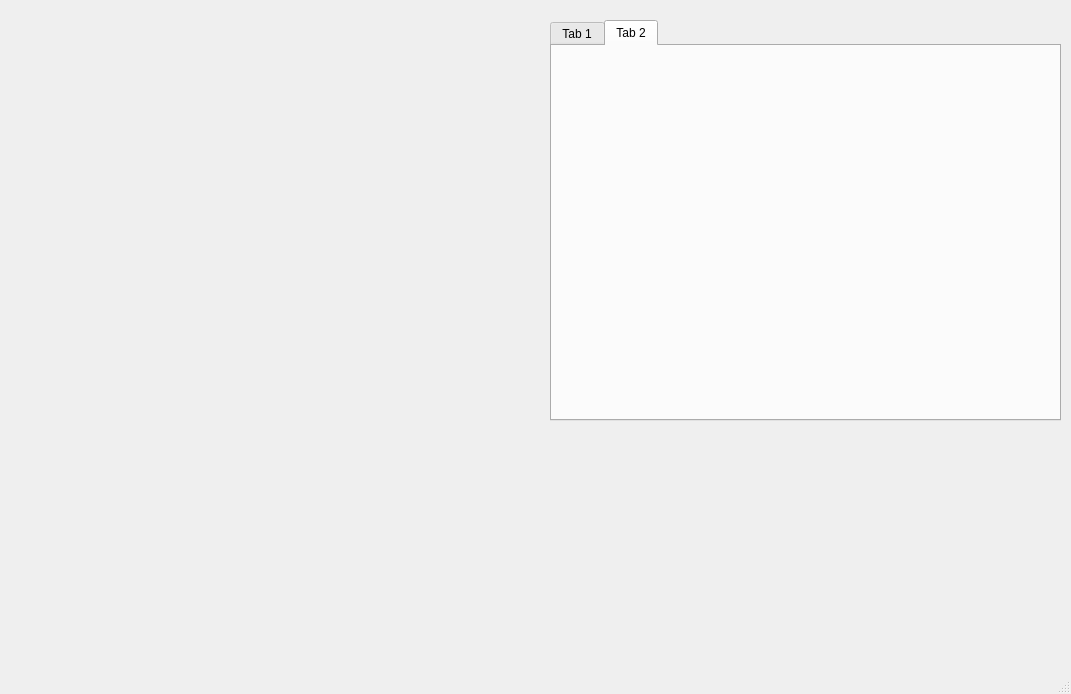
First picture: the form in HOST/mainwindow.ui, repository yt8956gh/IFS, before the edit.
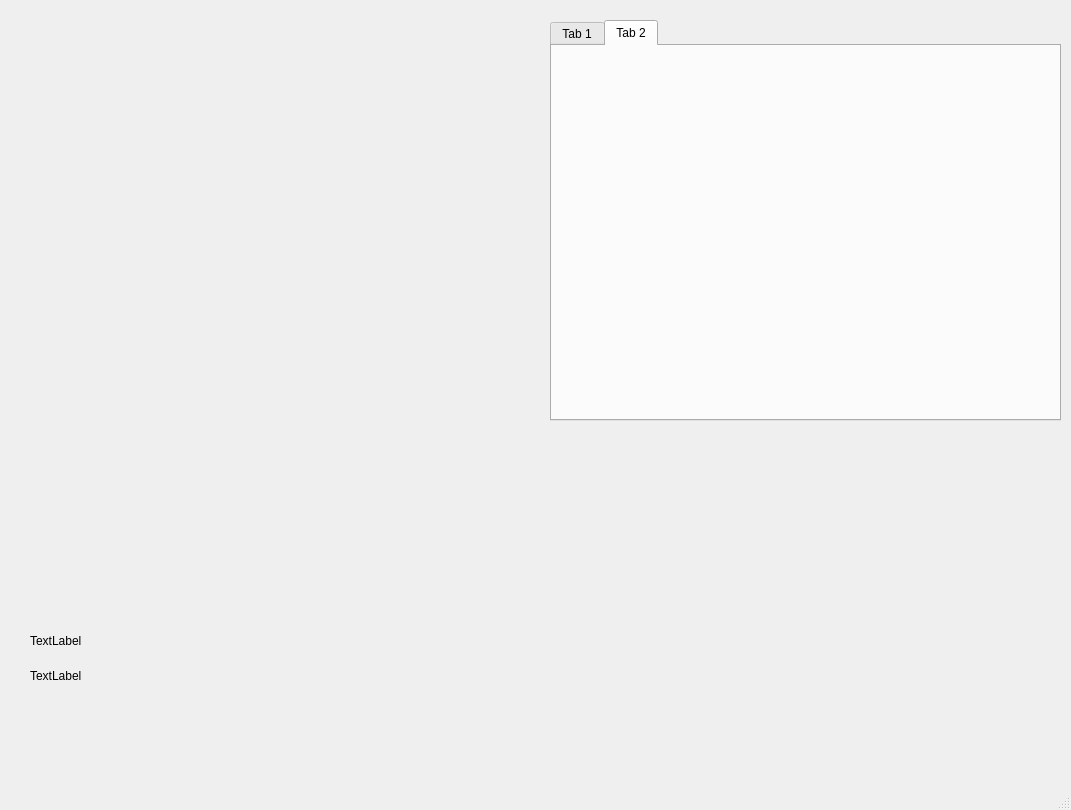
Second picture: the form after the edit.

Commit message: 調整折線圖axis label

```diff
--- a/HOST/mainwindow.ui
+++ b/HOST/mainwindow.ui
@@ -7,7 +7,7 @@
     <x>0</x>
     <y>0</y>
     <width>1071</width>
-    <height>694</height>
+    <height>810</height>
    </rect>
   </property>
   <property name="windowTitle">
@@ -43,11 +43,37 @@
       <x>20</x>
       <y>30</y>
       <width>511</width>
-      <height>391</height>
+      <height>571</height>
      </rect>
     </property>
     <layout class="QVBoxLayout" name="verticalLayout"/>
    </widget>
+   <widget class="QLabel" name="TimeLable_2">
+    <property name="geometry">
+     <rect>
+      <x>30</x>
+      <y>630</y>
+      <width>509</width>
+      <height>21</height>
+     </rect>
+    </property>
+    <property name="text">
+     <string>TextLabel</string>
+    </property>
+   </widget>
+   <widget class="QLabel" name="TimeLable">
+    <property name="geometry">
+     <rect>
+      <x>30</x>
+      <y>660</y>
+      <width>509</width>
+      <height>31</height>
+     </rect>
+    </property>
+    <property name="text">
+     <string>TextLabel</string>
+    </property>
+   </widget>
   </widget>
   <widget class="QMenuBar" name="menuBar">
    <property name="geometry">
```
The commit also changes 14 other files.
